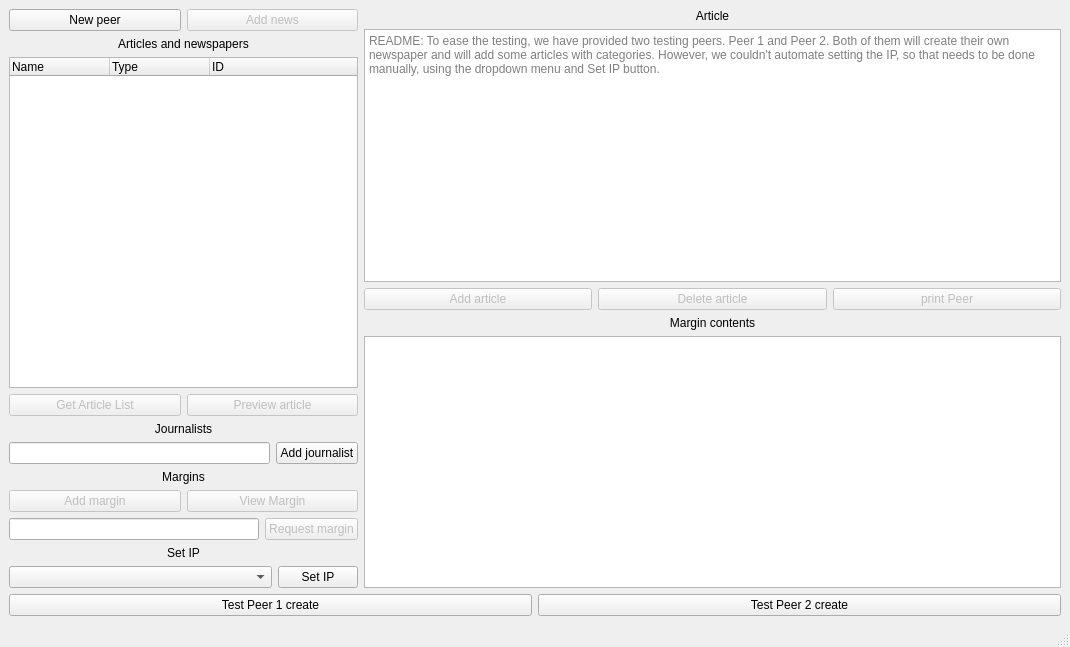
First picture: the form in mainwindow.ui, repository medvecm98/bp_program, before the edit.
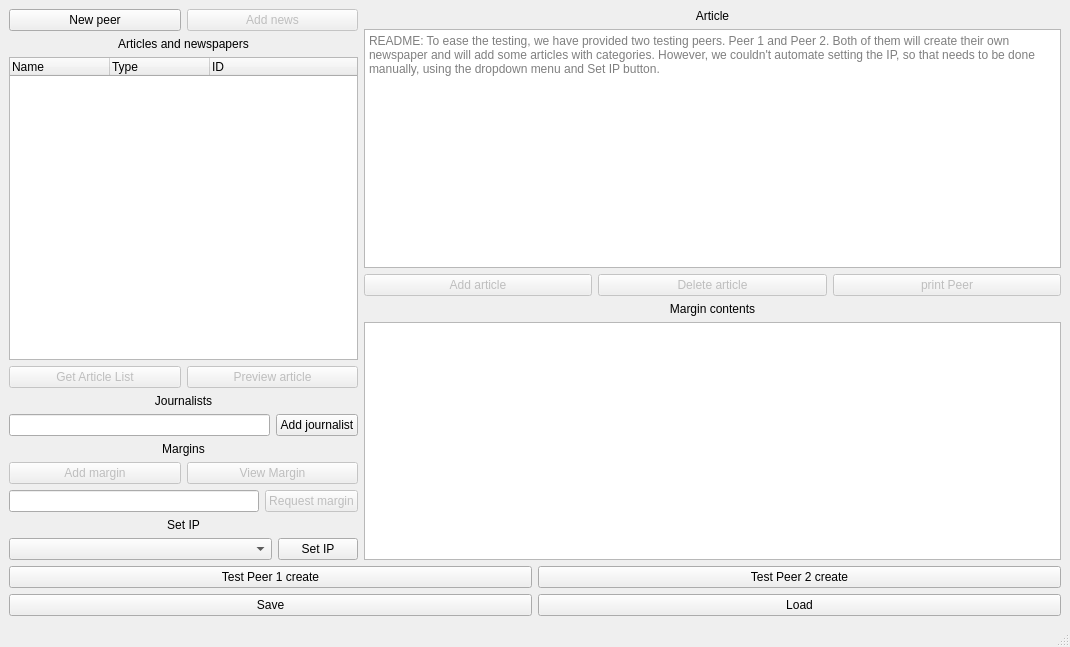
Second picture: the form after the edit.

```diff
--- a/mainwindow.ui
+++ b/mainwindow.ui
@@ -22,13 +22,6 @@
       </property>
      </widget>
     </item>
-    <item row="1" column="0">
-     <widget class="QPushButton" name="pushButton_testPeer1">
-      <property name="text">
-       <string>Test Peer 1 create</string>
-      </property>
-     </widget>
-    </item>
     <item row="0" column="0" colspan="2">
      <layout class="QHBoxLayout" name="horizontalLayout_5" stretch="1,2">
       <item>
@@ -309,6 +302,27 @@
       </item>
      </layout>
     </item>
+    <item row="1" column="0">
+     <widget class="QPushButton" name="pushButton_testPeer1">
+      <property name="text">
+       <string>Test Peer 1 create</string>
+      </property>
+     </widget>
+    </item>
+    <item row="2" column="0">
+     <widget class="QPushButton" name="pushButton_save">
+      <property name="text">
+       <string>Save</string>
+      </property>
+     </widget>
+    </item>
+    <item row="2" column="1">
+     <widget class="QPushButton" name="pushButton_load">
+      <property name="text">
+       <string>Load</string>
+      </property>
+     </widget>
+    </item>
    </layout>
   </widget>
   <widget class="QStatusBar" name="statusbar"/>
```
